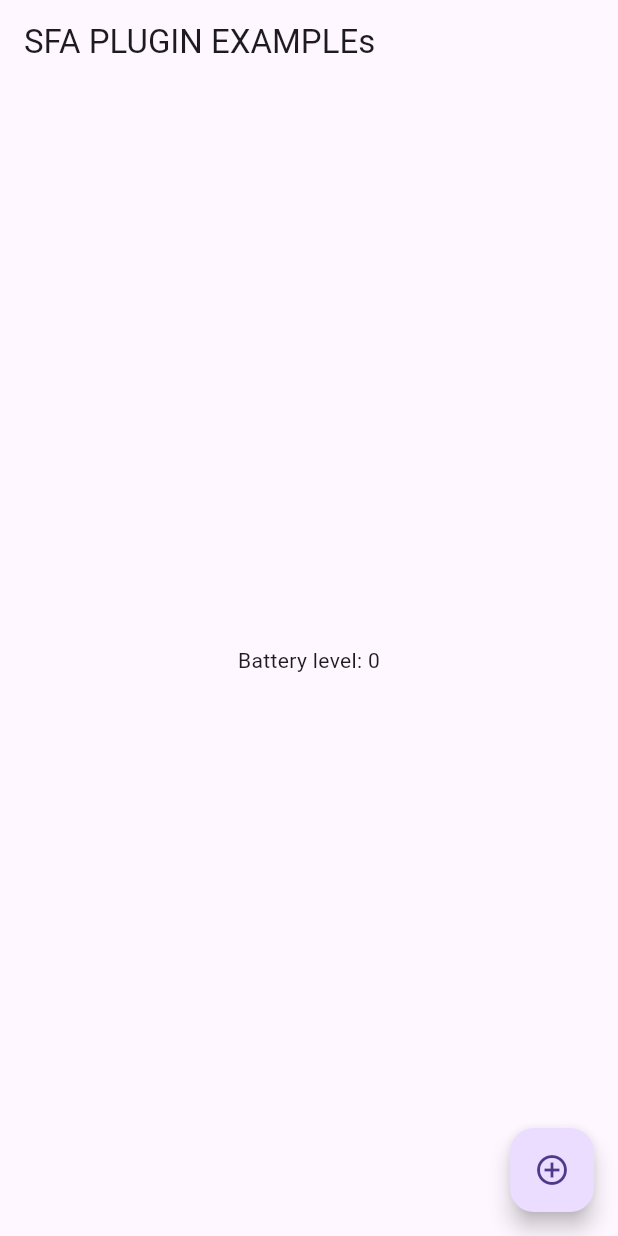
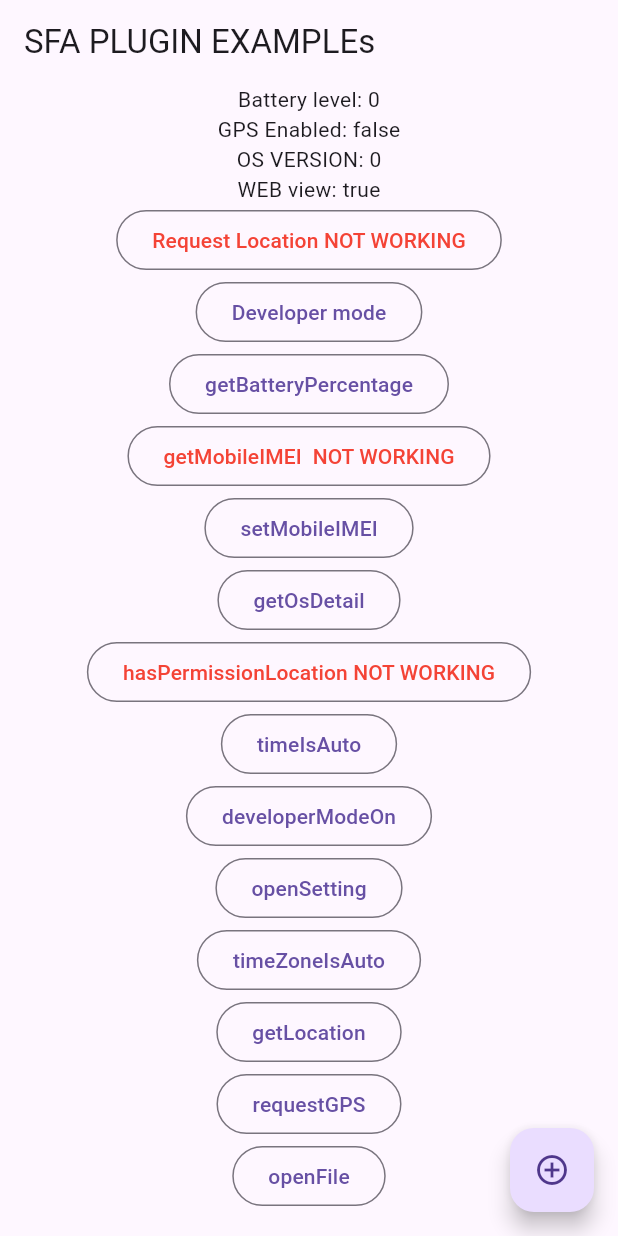
Before and after one commit to cbo-erp/cbo_sfa_utils, a Flutter app: the screen it shows after launch, on a phone screen of 412 x 824 dp. Run offline on Flutter 3.47's test engine with Material 3 defaults, Android fonts, the phone set to English and light mode, and no system bars; our stand-ins replace plugin_platform_interface; missing offline and left inert: dart:ffi.

Commit message:
gps check in case not disabled crashing app resolved

```diff
--- a/example/lib/main.dart
+++ b/example/lib/main.dart
@@ -1,9 +1,11 @@
+import 'dart:io';
 import 'dart:isolate';
 
 import 'package:flutter/material.dart';
 import 'dart:async';
 
 import 'package:flutter/services.dart';
+import 'package:sfa_utils/models/os_detail.dart';
 import 'package:sfa_utils/sfa_utils.dart';
 import 'package:sfa_utils/sfa_utils_platform_interface.dart';
 
@@ -20,6 +22,9 @@ class MyApp extends StatefulWidget {
 
 class _MyAppState extends State<MyApp> {
   int batterLevel = -1;
+  DeviceInfo? deviceInfo;
+  bool webView = false;
+  var gpsEnabled;
   final _sfaUtilsPlugin = SfaUtils();
 
   @override
@@ -28,18 +33,19 @@ class _MyAppState extends State<MyApp> {
     initPlatformState();
   }
 
-  Future<void> _isolateMain(RootIsolateToken rootIsolateToken) async {
-    // Register the background isolate with the root isolate.
-    BackgroundIsolateBinaryMessenger.ensureInitialized(rootIsolateToken);
-
-    SfaUtilsPlatform.instance
-        .getBatteryPercentage()
-        .then((value) => print("value===> $value"));
-  }
-
   // Platform messages are asynchronous, so we initialize in an async method.
   Future<void> initPlatformState() async {
     int batterLevelVal = await _sfaUtilsPlugin.getBatteryPercentage();
+    deviceInfo = await SfaUtilsPlatform.instance.getOsDetail();
+    gpsEnabled = await SfaUtilsPlatform.instance.hasPermissionLocation();
+
+    print("ABC");
+
+    if (Platform.isIOS && deviceInfo!.sdkVersion < 13) {
+      webView = false;
+    } else {
+      webView = true;
+    }
 
     // If the widget was removed from the tree while the asynchronous platform
     // message was in flight, we want to discard the reply rather than calling
@@ -58,8 +64,150 @@ class _MyAppState extends State<MyApp> {
         appBar: AppBar(
           title: const Text('SFA PLUGIN EXAMPLEs'),
         ),
-        body: Center(
-          child: Text('Battery level: $batterLevel'),
+        body: SingleChildScrollView(
+          child: Column(
+            children: [
+              Center(
+                child: Text('Battery level: $batterLevel'),
+              ),
+              Center(
+                child: Text('GPS Enabled: $gpsEnabled'),
+              ),
+              Center(
+                child: Text('OS VERSION: ${deviceInfo?.sdkVersion ?? "N/A"}'),
+              ),
+              Center(
+                child: Text('WEB view: $webView'),
+              ),
+              OutlinedButton(
+                  onPressed: () async {
+                    print("Getting Location");
+                    final request =
+                        await SfaUtilsPlatform.instance.getLocation();
+                    print(request);
+                  },
+                  child: const Text(
+                    "Request Location NOT WORKING",
+                    style: TextStyle(color: Colors.red),
+                  )),
+              OutlinedButton(
+                onPressed: () async {
+                  print("Developer Mode check");
+                  final request =
+                      await SfaUtilsPlatform.instance.developerModeOn();
+                  print(request);
+                },
+                child: const Text(
+                  "Developer mode",
+                ),
+              ),
+              OutlinedButton(
+                onPressed: () async {
+                  print("getBatteryPercentage");
+                  final req =
+                      await SfaUtilsPlatform.instance.getBatteryPercentage();
+                  print("Request is $req");
+                },
+                child: const Text("getBatteryPercentage"),
+              ),
+              OutlinedButton(
+                onPressed: () async {
+                  print("getMobileIMEI");
+                  final req = await SfaUtilsPlatform.instance.getMobileIMEI();
+                  print("Request is $req");
+                },
+                child: const Text(
+                  "getMobileIMEI  NOT WORKING",
+                  style: TextStyle(color: Colors.red),
+                ),
+              ),
+              OutlinedButton(
+                onPressed: () async {
+                  print("setMobileIMEI");
+                  final req =
+                      await SfaUtilsPlatform.instance.setMobileIMEI("saa");
+                  print("Request is $req");
+                },
+                child: const Text("setMobileIMEI"),
+              ),
+              OutlinedButton(
+                onPressed: () async {
+                  print("getOsDetail");
+                  final req = await SfaUtilsPlatform.instance.getOsDetail();
+                  print("Request is $req");
+                },
+                child: const Text("getOsDetail"),
+              ),
+              OutlinedButton(
+                onPressed: () async {
+                  print("hasPermissionLocation");
+                  final req =
+                      await SfaUtilsPlatform.instance.hasPermissionLocation();
+                  print("Request is $req");
+                },
+                child: const Text(
+                  "hasPermissionLocation NOT WORKING",
+                  style: TextStyle(color: Colors.red),
+                ),
+              ),
+              OutlinedButton(
+                onPressed: () async {
+                  print("timeIsAuto");
+                  final req = await SfaUtilsPlatform.instance.timeIsAuto();
+                  print("Request is $req");
+                },
+                child: const Text("timeIsAuto"),
+              ),
+              OutlinedButton(
+                onPressed: () async {
+                  print("developerModeOn");
+                  final req = await SfaUtilsPlatform.instance.developerModeOn();
+                  print("Request is $req");
+                },
+                child: const Text("developerModeOn"),
+              ),
+              OutlinedButton(
+                onPressed: () async {
+                  print("openSetting");
+                  final req = await SfaUtilsPlatform.instance.openSetting();
+                  print("Request is $req");
+                },
+                child: const Text("openSetting"),
+              ),
+              OutlinedButton(
+                onPressed: () async {
+                  print("timeZoneIsAuto");
+                  final req = await SfaUtilsPlatform.instance.timeZoneIsAuto();
+                  print("Request is $req");
+                },
+                child: const Text("timeZoneIsAuto"),
+              ),
+              OutlinedButton(
+                onPressed: () async {
+                  print("getLocation");
+                  final req = await SfaUtilsPlatform.instance.getLocation();
+                  print("Request is $req");
+                },
+                child: const Text("getLocation"),
+              ),
+              OutlinedButton(
+                onPressed: () async {
+                  print("requestGPS");
+                  final req = await SfaUtilsPlatform.instance.requestGPS();
+                  print("Request is $req");
+                },
+                child: const Text("requestGPS"),
+              ),
+              OutlinedButton(
+                onPressed: () async {
+                  print("openFile");
+                  // final req = await SfaUtilsPlatform.instance.openFile();
+                  // print("Request is $req");
+                },
+                child: const Text("openFile"),
+              ),
+            ],
+          ),
         ),
         floatingActionButton: FloatingActionButton(
           onPressed: _onPressedRequestGPS,
@@ -74,16 +222,14 @@ class _MyAppState extends State<MyApp> {
   Future<void> _onPressedRequestGPS() async {
     // BackgroundIsolateBinaryMessenger.ensureInitialized(rootIsolateToken);
 
-    SfaUtilsPlatform.instance.requestGPS().then((value) {
-      print("value1===> ${value.isSuccess}");
-      print("value2===> ${value.msg}");
-      print("value3===> ${value.data}");
-    });
+    final value = await SfaUtilsPlatform.instance.requestGPS();
+
+    print("value1===> ${value.isSuccess}");
+    print("value2===> ${value.msg}");
+    print("value3===> ${value.data}");
   }
 
   Future<void> _onPressed() async {
-
-
     var receivePort = ReceivePort();
     // Here runMyIsolate methos should be a top level function
     await Isolate.spawn<RootIsolateToken?>(
```
Also changed, not shown: 6 other files.
